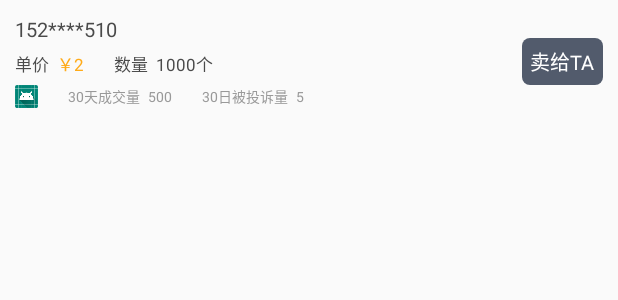
After one commit to goodCardTeam/goodCard2, an Android app: the layout card_item.xml on its own in the app's theme, with its tools: preview values and no code run, on a phone screen of 412 x 824 dp. The commit adds this screen. Shown: the top 300 px of the screen. Run offline under Robolectric (Android 15) with nearby library versions, the phone set to English and light mode, and no system bars.

Commit message:
添加交易记录接口

```diff
--- a/app/src/main/java/com/dytj/leekbox/model/TradeListEntity.java
+++ b/app/src/main/java/com/dytj/leekbox/model/TradeListEntity.java
@@ -112,7 +112,7 @@ public class TradeListEntity {
         }
 
         public String getPrice() {
-                return price;
+            return price == null ? "" : price;
         }
 
         public void setPrice(String price) {
--- /dev/null
+++ b/app/src/main/res/layout/card_item.xml
@@ -0,0 +1,104 @@
+<?xml version="1.0" encoding="utf-8"?>
+<LinearLayout xmlns:android="http://schemas.android.com/apk/res/android"
+    android:layout_width="match_parent"
+    android:layout_height="wrap_content"
+    android:gravity="center_vertical"
+    android:padding="10dp"
+    android:orientation="horizontal">
+    <LinearLayout
+        android:layout_width="0dp"
+        android:layout_height="wrap_content"
+        android:layout_weight="1"
+        android:orientation="vertical">
+        <TextView
+            android:layout_width="wrap_content"
+            android:layout_height="wrap_content"
+            android:text="152****510"
+            android:textColor="@color/gray_4a"
+            android:textSize="13sp"/>
+        <LinearLayout
+            android:layout_width="wrap_content"
+            android:layout_height="wrap_content"
+            android:layout_marginTop="5dp"
+            android:orientation="horizontal">
+            <TextView
+                android:layout_width="wrap_content"
+                android:layout_height="wrap_content"
+                android:text="单价"
+                android:textSize="11sp"
+                android:textColor="@color/gray_4a"/>
+
+            <TextView
+                android:id="@+id/card_item_price"
+                android:layout_width="wrap_content"
+                android:layout_height="match_parent"
+                android:layout_marginStart="5dp"
+                android:text="￥2"
+                android:textColor="@color/hint_yellow"
+                android:textSize="11sp" />
+
+            <TextView
+                android:layout_width="wrap_content"
+                android:layout_height="wrap_content"
+                android:text="数量"
+                android:layout_marginStart="20dp"
+                android:textSize="11sp"
+                android:textColor="@color/gray_4a"/>
+            <TextView
+                android:id="@+id/card_item_point"
+                android:layout_width="wrap_content"
+                android:layout_height="wrap_content"
+                android:text="1000个"
+                android:layout_marginLeft="5dp"
+                android:textSize="11sp"
+                android:textColor="@color/gray_4a"/>
+        </LinearLayout>
+        <LinearLayout
+            android:layout_width="wrap_content"
+            android:layout_height="wrap_content"
+            android:layout_marginTop="5dp"
+            android:orientation="horizontal"
+            android:gravity="center_vertical">
+            <ImageView
+                android:layout_width="15dp"
+                android:layout_height="15dp"
+                android:src="@mipmap/ic_launcher_round"/>
+            <TextView
+                android:layout_width="wrap_content"
+                android:layout_height="wrap_content"
+                android:layout_marginStart="20dp"
+                android:text="30天成交量"
+                android:textSize="9sp"
+                android:textColor="@color/gray_9"/>
+            <TextView
+                android:layout_width="wrap_content"
+                android:layout_height="wrap_content"
+                android:text="500"
+                android:layout_marginLeft="5dp"
+                android:textSize="9sp"
+                android:textColor="@color/gray_9"/>
+            <TextView
+                android:layout_width="wrap_content"
+                android:layout_height="wrap_content"
+                android:layout_marginStart="20dp"
+                android:text="30日被投诉量"
+                android:textSize="9sp"
+                android:textColor="@color/gray_9"/>
+            <TextView
+                android:layout_width="wrap_content"
+                android:layout_height="wrap_content"
+                android:text="5"
+                android:layout_marginLeft="5dp"
+                android:textSize="9sp"
+                android:textColor="@color/gray_9"/>
+        </LinearLayout>
+    </LinearLayout>
+    <TextView
+        android:layout_width="wrap_content"
+        android:layout_height="wrap_content"
+        android:text="卖给TA"
+        android:textSize="13sp"
+        android:padding="5dp"
+        android:textColor="@color/white"
+        android:background="@drawable/toast_text_shape"/>
+</LinearLayout>
--- a/app/src/main/res/layout/fragment_card.xml
+++ b/app/src/main/res/layout/fragment_card.xml
@@ -5,11 +5,12 @@
     android:orientation="vertical">
 
     <com.scwang.smartrefresh.layout.SmartRefreshLayout
+        android:id="@+id/card_refresh"
         android:layout_width="match_parent"
         android:layout_height="match_parent">
 
-        <GridView
-            android:id="@+id/card_gv"
+        <androidx.recyclerview.widget.RecyclerView
+            android:id="@+id/card_rv"
             android:layout_width="match_parent"
             android:layout_height="match_parent"
             android:numColumns="3" />
```
Also changed, not shown: app/src/main/java/com/dytj/leekbox/ui/adapter/ViewHolder.java (+50 -0 lines), app/src/main/java/com/dytj/leekbox/ui/fragment/CardFragment.java (+92 -6 lines). Lines whose indentation alone changed are shown as unchanged.
